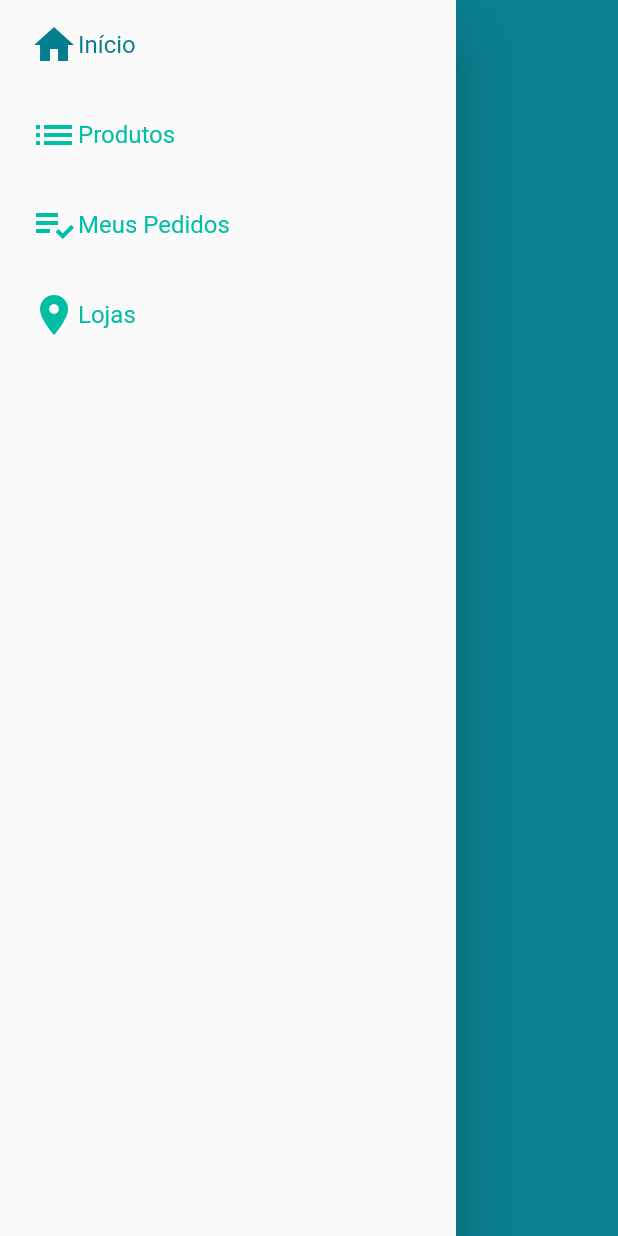
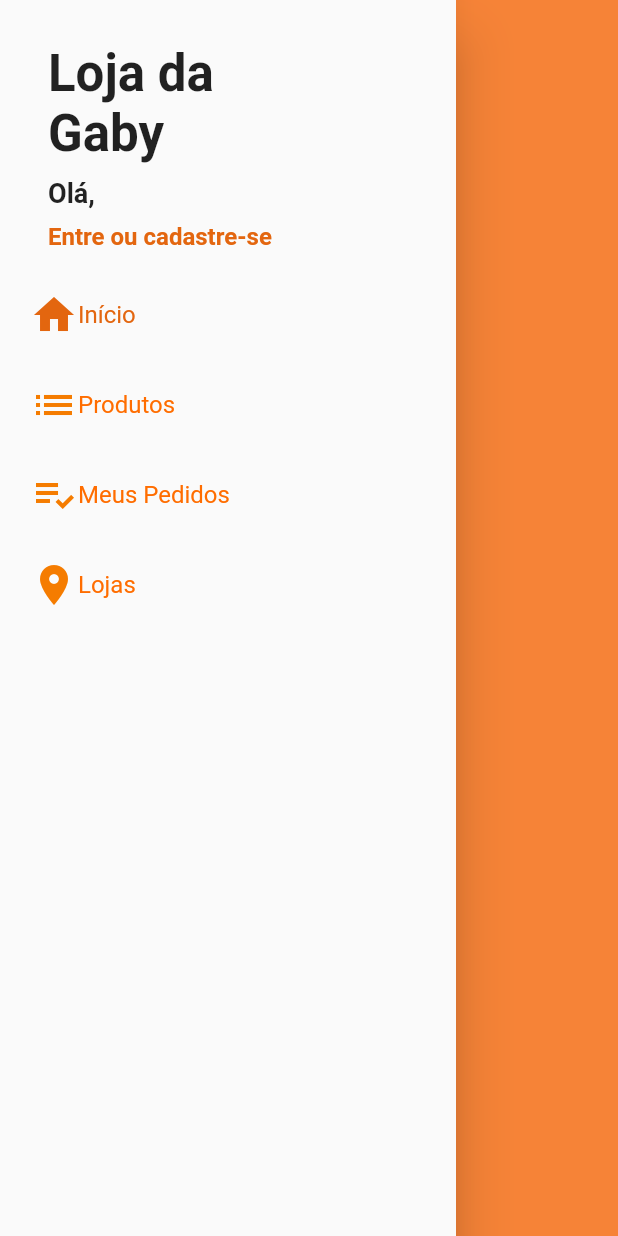
Before and after one commit to yesnoni/loja_virtual, a Flutter app: the CustomDrawer widget shown alone on an empty page, opened directly, on a phone screen of 412 x 824 dp. Run offline on Flutter 3.47's test engine with Material 2 defaults, Android fonts, the phone set to English and light mode, and no system bars; our stand-ins replace cloud_firestore, firebase_auth, firebase_core; accounts and stored records are empty.

```diff
--- a/lib/common/custom_drawer/custom_drawer.dart
+++ b/lib/common/custom_drawer/custom_drawer.dart
@@ -1,4 +1,5 @@
 import 'package:flutter/material.dart';
+import 'package:loja_virtual/common/custom_drawer/custom_drawer_header.dart';
 import 'package:loja_virtual/common/custom_drawer/drawer_tile.dart';
 
 class CustomDrawer extends StatelessWidget {
@@ -8,6 +9,7 @@ class CustomDrawer extends StatelessWidget {
     return Drawer(
       child: ListView(
         children: [
+          CustomDrawerHeader(),
           DrawerTile(
             iconData: Icons.home,
             title: "Início",
--- /dev/null
+++ b/lib/common/custom_drawer/custom_drawer_header.dart
@@ -0,0 +1,57 @@
+import 'package:flutter/material.dart';
+import 'package:loja_virtual/models/user_manager.dart';
+import 'package:provider/provider.dart';
+
+
+class CustomDrawerHeader extends StatelessWidget {
+  @override
+  Widget build(BuildContext context) {
+    return Container(
+      padding: const EdgeInsets.fromLTRB(32, 24, 16, 8),
+      height: 180,
+      child: Consumer<UserManager>(
+        builder: (_, userManager, __){
+          return Column(
+            crossAxisAlignment: CrossAxisAlignment.start,
+            mainAxisAlignment: MainAxisAlignment.spaceAround,
+            children: [
+              const Text(
+                "Loja da \nGaby",
+                style: TextStyle(
+                  fontSize: 34,
+                  fontWeight: FontWeight.bold,
+                ),
+              ),
+              Text(
+                "Olá, ${userManager.user?.email ?? " "}",
+                overflow: TextOverflow.ellipsis,
+                maxLines: 2,
+                style: const TextStyle(
+                  fontSize: 18,
+                  fontWeight: FontWeight.bold,
+                ),
+              ),
+              GestureDetector(
+                onTap: (){
+                  if (userManager.isLoggedIn){
+                    userManager.signOut();
+                  }else{
+                    Navigator.of(context).pushNamed('/login');
+                  }
+                },
+                child: Text(
+                  userManager.isLoggedIn ? "Sair" : "Entre ou cadastre-se",
+                  style: TextStyle(
+                    color: Theme.of(context).primaryColor,
+                    fontSize: 16,
+                    fontWeight: FontWeight.bold,
+                  ),
+                ),
+              )
+            ],
+          );
+        },
+      )
+    );
+  }
+}
--- a/lib/common/custom_drawer/drawer_tile.dart
+++ b/lib/common/custom_drawer/drawer_tile.dart
@@ -27,13 +27,13 @@ class DrawerTile extends StatelessWidget {
             Icon(
               iconData,
               size: 32,
-              color: curPage == page ? primaryColor : Colors.tealAccent[700],
+              color: curPage == page ? primaryColor : Colors.orange[700],
             ),
             Text(
               title,
               style: TextStyle(
                 fontSize: 16,
-                color: curPage == page ? primaryColor : Colors.tealAccent[700],
+                color: curPage == page ? primaryColor : Colors.orangeAccent[700],
               ),
             ),
           ],
--- a/lib/models/usuario.dart
+++ b/lib/models/usuario.dart
@@ -2,7 +2,7 @@ import 'package:cloud_firestore/cloud_firestore.dart';
 
 class Usuario{
 
-  Usuario({this.email, this.password, this.name, this.confirmPassword, this.id});
+  Usuario.User({this.email, this.password, this.name, this.confirmPassword, this.id});
 
   Usuario.fromDocument(DocumentSnapshot document){
 
--- a/lib/screens/login/login_screen.dart
+++ b/lib/screens/login/login_screen.dart
@@ -93,7 +93,7 @@ class LoginScreen extends StatelessWidget {
                         onPressed: userManager.loading ? null:(){
                           if(formKey.currentState.validate()){
                             UserManager().signIn(
-                                usuario: Usuario(
+                                user: Usuario.User(
                                   email: emailController.text,
                                   password: passController.text,
                                 ),
@@ -106,7 +106,7 @@ class LoginScreen extends StatelessWidget {
                                   );
                                 },
                                 onSuccess:(){
-                                  // TODO: FECHAR TELA DE LOGIN
+                                  Navigator.of(context).pop();
                                 }
                             );
                           }
--- a/lib/screens/signup/signup_screen.dart
+++ b/lib/screens/signup/signup_screen.dart
@@ -8,7 +8,7 @@ class SignUpScreen extends StatelessWidget {
 
   final GlobalKey<ScaffoldState> scaffoldKey = GlobalKey<ScaffoldState>();
   final GlobalKey<FormState> formkey = GlobalKey<FormState>();
-  final Usuario user = Usuario();
+  final Usuario user = Usuario.User();
 
   @override
   Widget build(BuildContext context) {
@@ -114,8 +114,7 @@ class SignUpScreen extends StatelessWidget {
                           context.read<UserManager>().signUp(
                             user: user,
                             onSuccess: (){
-                              debugPrint("Sucesso");
-                              //TODO: POP
+                              Navigator.of(context).pop();
                             },
                             onFail: (e){
                               scaffoldKey.currentState.showSnackBar(
```
Also changed, not shown: lib/main.dart (+9 -3 lines), lib/models/user_manager.dart (+14 -5 lines), lib/screens/base/base_screen.dart (+6 -2 lines).
